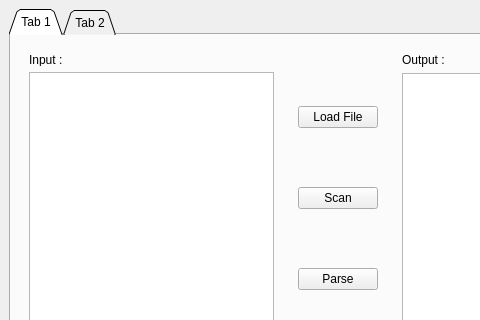
This is CompilerGUI.ui in MostafaMonged/Design-of-Compilers as Qt 5 draws it before an edit; both pictures show x 0 to 480 and y 0 to 320 of the 677 by 538 pixel window. The edited form follows.
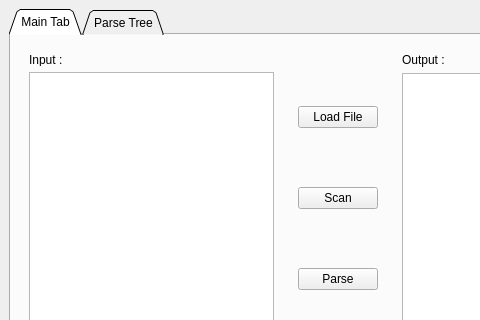
This is the edited form.

What changed in the file:
```diff
--- a/CompilerGUI.ui
+++ b/CompilerGUI.ui
@@ -43,7 +43,7 @@
       </property>
       <widget class="QWidget" name="MainTab">
        <attribute name="title">
-        <string>Tab 1</string>
+        <string>Main Tab</string>
        </attribute>
        <layout class="QHBoxLayout" name="horizontalLayout_2">
         <item>
@@ -137,7 +137,7 @@
       </widget>
       <widget class="QWidget" name="ParseTree_Tab">
        <attribute name="title">
-        <string>Tab 2</string>
+        <string>Parse Tree</string>
        </attribute>
       </widget>
      </widget>
```
